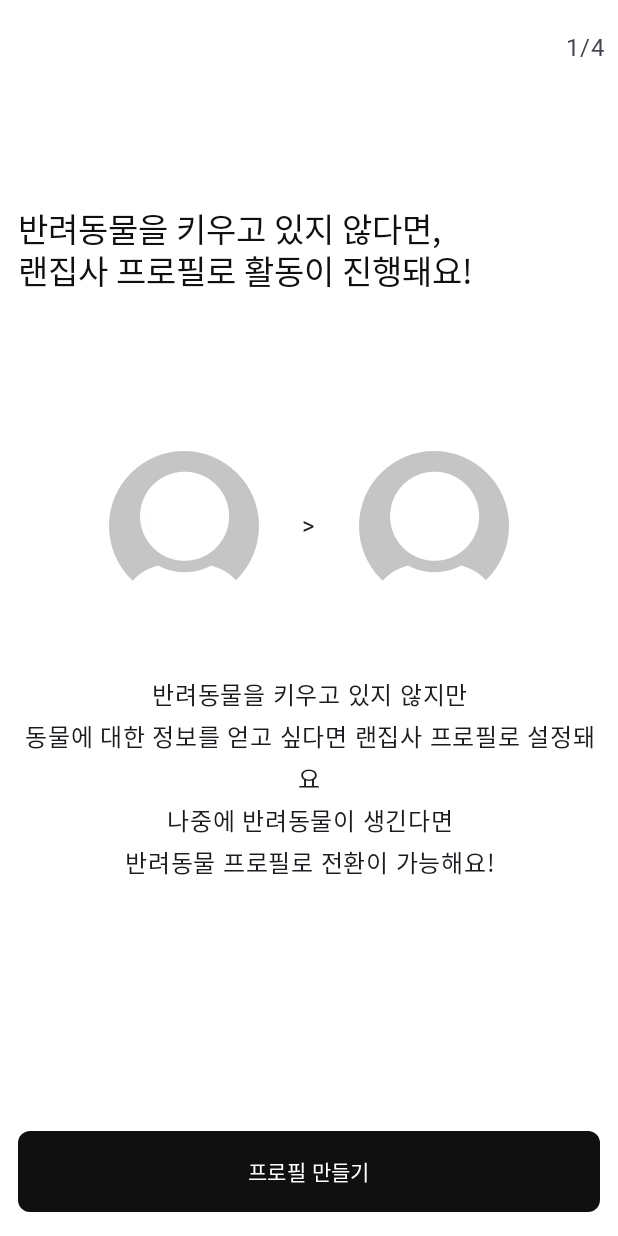
After one commit to LanPet-dev/android-app, an Android app built with Jetpack Compose: the composable ProfileCreateNoPetIntroScreen shown on its own in the app's theme, on a phone screen of 412 x 824 dp. The commit adds this screen. Run offline under Robolectric (Android 15) with nearby library versions, the phone set to English and light mode, and no system bars; Roboto replaces fonts that are not available here.

Commit message:
add profile intro screens

```diff
--- a/core/designsystem/src/main/java/com/example/designsystem/theme/Theme.kt
+++ b/core/designsystem/src/main/java/com/example/designsystem/theme/Theme.kt
@@ -46,7 +46,7 @@ val DarkCustomColors = CustomColorScheme(
     buttonBackground = WhiteColor.LIGHT,
     buttonText = BlackColor.MEDIUM,
     textFieldBackground = BlackColor.MEDIUM,
-    textFieldText = WhiteColor.LIGHT,
+    textFieldText = WhiteColor.MEDIUM,
 )
 
 
@@ -54,10 +54,6 @@ val LocalCustomColorScheme = staticCompositionLocalOf<CustomColorScheme> {
     LightCustomColors
 }
 
-
-
-
-// extension fun
 val MaterialTheme.customColorScheme: CustomColorScheme
     @Composable
     get() = LocalCustomColorScheme.current
--- a/feature/profile/src/main/java/com/example/profile/screen/ProfileCreateHasPetScreen.kt
+++ b/feature/profile/src/main/java/com/example/profile/screen/ProfileCreateHasPetScreen.kt
@@ -59,12 +59,12 @@ fun ProfileCreateHasPetScreen(
                 modifier = Modifier.align(alignment = Alignment.CenterHorizontally)
             ) {
                 HasPetSelectButton(
-                    onNavigateToNoPetScreen,
+                    onNavigateToYesPetScreen,
                     title = stringResource(R.string.yes_pet_profile_create_has_pet)
                 )
                 Spacer(Modifier.padding(vertical = LanPetDimensions.Margin.medium))
                 HasPetSelectButton(
-                    onNavigateToYesPetScreen,
+                    onNavigateToNoPetScreen,
                     title = stringResource(R.string.no_pet_profile_create_has_pet)
                 )
             }
--- /dev/null
+++ b/feature/profile/src/main/java/com/example/profile/screen/nopet/ProfileCreateNoPetIntroScreen.kt
@@ -0,0 +1,132 @@
+package com.example.profile.screen.nopet
+
+import androidx.compose.foundation.Image
+import androidx.compose.foundation.layout.Arrangement
+import androidx.compose.foundation.layout.Box
+import androidx.compose.foundation.layout.Column
+import androidx.compose.foundation.layout.Row
+import androidx.compose.foundation.layout.Spacer
+import androidx.compose.foundation.layout.fillMaxWidth
+import androidx.compose.foundation.layout.padding
+import androidx.compose.material3.ExperimentalMaterial3Api
+import androidx.compose.material3.MaterialTheme
+import androidx.compose.material3.Scaffold
+import androidx.compose.material3.Text
+import androidx.compose.runtime.Composable
+import androidx.compose.ui.Alignment
+import androidx.compose.ui.Modifier
+import androidx.compose.ui.res.painterResource
+import androidx.compose.ui.res.stringResource
+import androidx.compose.ui.text.ParagraphStyle
+import androidx.compose.ui.text.buildAnnotatedString
+import androidx.compose.ui.text.style.TextAlign
+import androidx.compose.ui.text.withStyle
+import androidx.compose.ui.tooling.preview.PreviewLightDark
+import androidx.compose.ui.unit.TextUnit
+import androidx.compose.ui.unit.dp
+import androidx.compose.ui.unit.em
+import androidx.compose.ui.unit.sp
+import com.example.designsystem.theme.GrayColor
+import com.example.designsystem.theme.LanPetAppTheme
+import com.example.designsystem.theme.LanPetDimensions
+import com.example.designsystem.theme.crop
+import com.example.designsystem.theme.widgets.CommonButton
+import com.example.designsystem.theme.widgets.LanPetTopAppBar
+import com.example.profile.widget.Heading
+import com.example.profile.R
+import com.example.designsystem.R as DS_R
+
+@OptIn(ExperimentalMaterial3Api::class)
+@Composable
+fun ProfileCreateNoPetIntroScreen(
+    onNavigateToNoPetNameScreen: () -> Unit,
+) {
+    Scaffold(
+        topBar = {
+            LanPetTopAppBar(
+                title = {},
+                actions = {
+                    Text("1/4 ")
+                }
+            )
+        },
+    ) {
+        Box(
+            modifier = Modifier
+                .padding(it)
+                .padding(
+                    horizontal = LanPetDimensions.Margin.Layout.horizontal,
+                    vertical = LanPetDimensions.Margin.Layout.vertical
+                )
+        ) {
+            val desc1 = stringResource(R.string.desc1_profile_create_intro_no_pet)
+            val desc2 = stringResource(R.string.desc2_profile_create_intro_no_pet)
+
+            Column {
+                Spacer(Modifier.padding(LanPetDimensions.Spacing.xLarge))
+                Heading(title = stringResource(R.string.heading_profile_create_intro_no_pet))
+                Spacer(Modifier.padding(LanPetDimensions.Spacing.xxxLarge))
+                ImageSection()
+                Spacer(Modifier.padding(LanPetDimensions.Spacing.large))
+                Text(buildAnnotatedString {
+                    withStyle(
+                        style = MaterialTheme.typography.labelLarge.copy(
+                            color = GrayColor.LIGHT_MEDIUM,
+                            lineHeight = 28.sp, textAlign = TextAlign.Center
+                        ).toParagraphStyle()
+                    ) {
+                        append(
+                            desc1
+                        )
+                    }
+                    withStyle(
+                        style = MaterialTheme.typography.labelLarge.copy(
+                            lineHeight = 28.sp, textAlign = TextAlign.Center
+                        ).toParagraphStyle()
+                    ) {
+                        append(desc2)
+                    }
+                }, modifier = Modifier.fillMaxWidth())
+                Spacer(Modifier.weight(1f))
+                CommonButton(title = stringResource(R.string.appbar_title_profile_create)) {
+                    onNavigateToNoPetNameScreen()
+                }
+                Spacer(Modifier.padding(LanPetDimensions.Spacing.xxSmall))
+            }
+        }
+    }
+}
+
+@Composable
+fun ImageSection() {
+    Row(
+        modifier = Modifier.fillMaxWidth(),
+        verticalAlignment = Alignment.CenterVertically,
+        horizontalArrangement = Arrangement.Center
+    ) {
+        // 나(집사) 이미지
+        Image(
+            painter = painterResource(DS_R.drawable.img_dummy),
+            contentDescription = null,
+            modifier = Modifier
+                .crop(100.dp)
+        )
+        Text(" > ", style = MaterialTheme.typography.bodyLarge, modifier = Modifier.padding(horizontal = 24.dp))
+        // 반려동물 이미지
+        Image(
+            painter = painterResource(DS_R.drawable.img_dummy),
+            contentDescription = null,
+            modifier = Modifier
+                .crop(100.dp)
+        )
+    }
+}
+
+
+@PreviewLightDark
+@Composable
+fun PreviewProfileCreateNoPetIntroScreen() {
+    LanPetAppTheme {
+        ProfileCreateNoPetIntroScreen({})
+    }
+}
--- a/feature/profile/src/main/java/com/example/profile/screen/nopet/ProfileCreateNoPetNameScreen.kt
+++ b/feature/profile/src/main/java/com/example/profile/screen/nopet/ProfileCreateNoPetNameScreen.kt
@@ -19,7 +19,6 @@ import androidx.compose.runtime.setValue
 import androidx.compose.ui.Modifier
 import androidx.compose.ui.res.stringResource
 import androidx.compose.ui.text.font.FontWeight
-import androidx.compose.ui.tooling.preview.Preview
 import androidx.compose.ui.tooling.preview.PreviewLightDark
 import com.example.designsystem.theme.LanPetAppTheme
 import com.example.designsystem.theme.LanPetDimensions
@@ -65,7 +64,10 @@ fun ProfileCreateNoPetNameScreen() {
             Spacer(Modifier.padding(LanPetDimensions.Spacing.xLarge))
             PetNameInputSection()
             Spacer(Modifier.weight(1f))
-            CommonButton(title = stringResource(DS_R.string.next_button_string)) {}
+            CommonButton(title = stringResource(DS_R.string.next_button_string)) {
+
+            }
+            Spacer(Modifier.padding(LanPetDimensions.Spacing.xxSmall))
         }
 
     }
--- a/feature/profile/src/main/java/com/example/profile/screen/yespet/ProfileCreateYesPetNameScreen.kt
+++ b/feature/profile/src/main/java/com/example/profile/screen/yespet/ProfileCreateYesPetNameScreen.kt
@@ -66,6 +66,7 @@ fun ProfileCreateYesPetNameScreen() {
             PetNameInputSection()
             Spacer(Modifier.weight(1f))
             CommonButton(title = stringResource(DS_R.string.next_button_string)) {}
+            Spacer(Modifier.padding(LanPetDimensions.Spacing.xxSmall))
         }
 
     }
--- a/feature/profile/src/main/res/values/strings.xml
+++ b/feature/profile/src/main/res/values/strings.xml
@@ -5,12 +5,12 @@
     <string name="no_pet_profile_create_has_pet">키우고 있지 않아요!</string>
     <string name="yes_pet_profile_create_has_pet">키우고 있어요!</string>
 
-    <string name="heading_profile_create_desc_yes_pet">반려동물을 키우고 있다면,\n반려동물 프로필로 활동이 진행돼요!</string>
-    <string name="desc1_profile_create_desc_yes_pet">반려동물을 의인화 해서 마치 나의 반려동물이\n커뮤니티 활동을 하는 것 같은 경험을 제공해줘요</string>
-    <string name="desc2_profile_create_desc_yes_pet">내가 나의 반려동물이 돼서 활동해요!!</string>>
-    <string name="heading_profile_create_desc_no_pet">반려동물을 키우고 있지 않다면,\n랜집사 프로필로 활동이 진행돼요!</string>
-    <string name="desc1_profile_create_desc_no_pet">반려동물을 키우고 있지 않지만\n동물에 대한 정보를 얻고 싶다면 랜집사 프로필로 설정돼요</string>
-    <string name="desc2_profile_create_desc_no_pet">나중에 반려동물이 생긴다면\n반려동물 프로필로 전환이 가능해요!</string>>
+    <string name="heading_profile_create_intro_yes_pet">반려동물을 키우고 있다면,\n반려동물 프로필로 활동이 진행돼요!</string>
+    <string name="desc1_profile_create_intro_yes_pet">반려동물을 의인화 해서 마치 나의 반려동물이\n커뮤니티 활동을 하는 것 같은 경험을 제공해줘요</string>
+    <string name="desc2_profile_create_intro_yes_pet">내가 나의 반려동물이 돼서 활동해요!!</string>>
+    <string name="heading_profile_create_intro_no_pet">반려동물을 키우고 있지 않다면,\n랜집사 프로필로 활동이 진행돼요!</string>
+    <string name="desc1_profile_create_intro_no_pet">반려동물을 키우고 있지 않지만\n동물에 대한 정보를 얻고 싶다면 랜집사 프로필로 설정돼요</string>
+    <string name="desc2_profile_create_intro_no_pet">나중에 반려동물이 생긴다면\n반려동물 프로필로 전환이 가능해요!</string>>
 
     <string name="heading_profile_create_yes_pet_name">프로필 이름을 입력해주세요</string>
     <string name="sub_heading_profile_create_yes_pet_name">사진 등록은 넘어가도 괜찮아요!</string>
```
Also changed, not shown: core/designsystem/src/main/java/com/example/designsystem/theme/widgets/CommonTextField.kt (+4 -4 lines), core/navigation/src/main/java/com/example/navigation/AppNavigation.kt (+14 -8 lines), feature/profile/src/main/java/com/example/profile/navigation/ProfileNavGraph.kt (+72 -12 lines), feature/profile/src/main/java/com/example/profile/screen/yespet/ProfileCreateYesPetIntroScreen.kt (added, +131 -0 lines).
